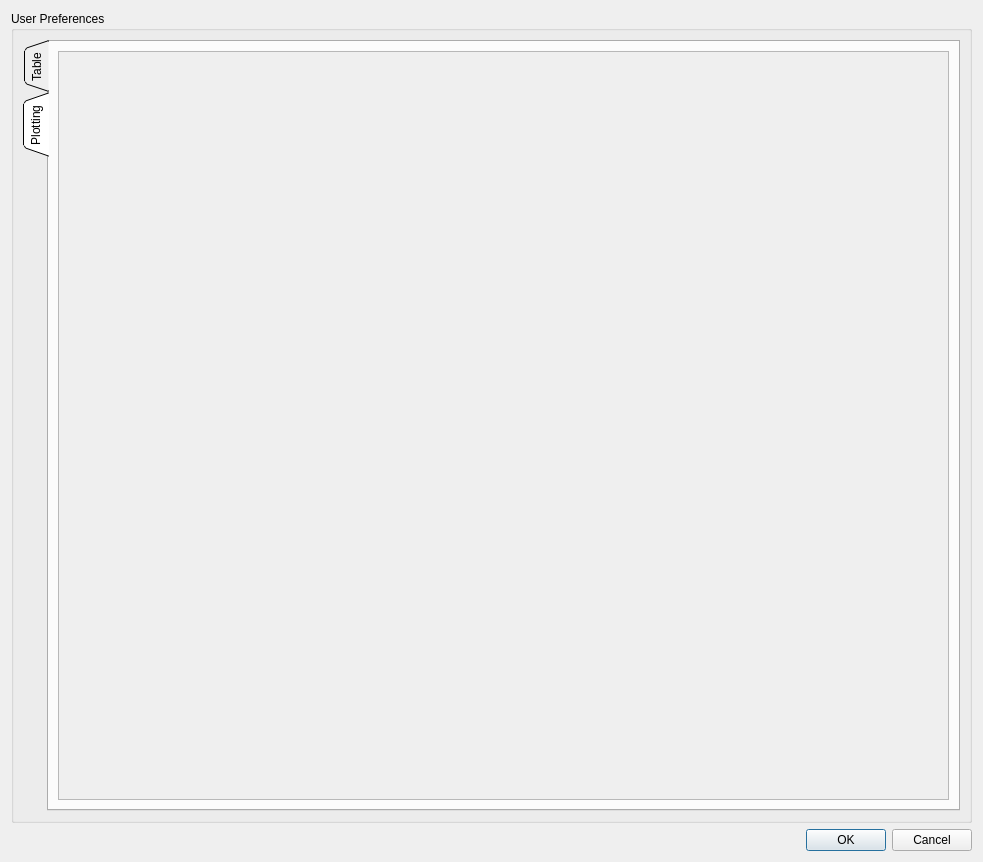
zdmiller12/daVinci, file resource/editPreferences.ui: the form before one commit.
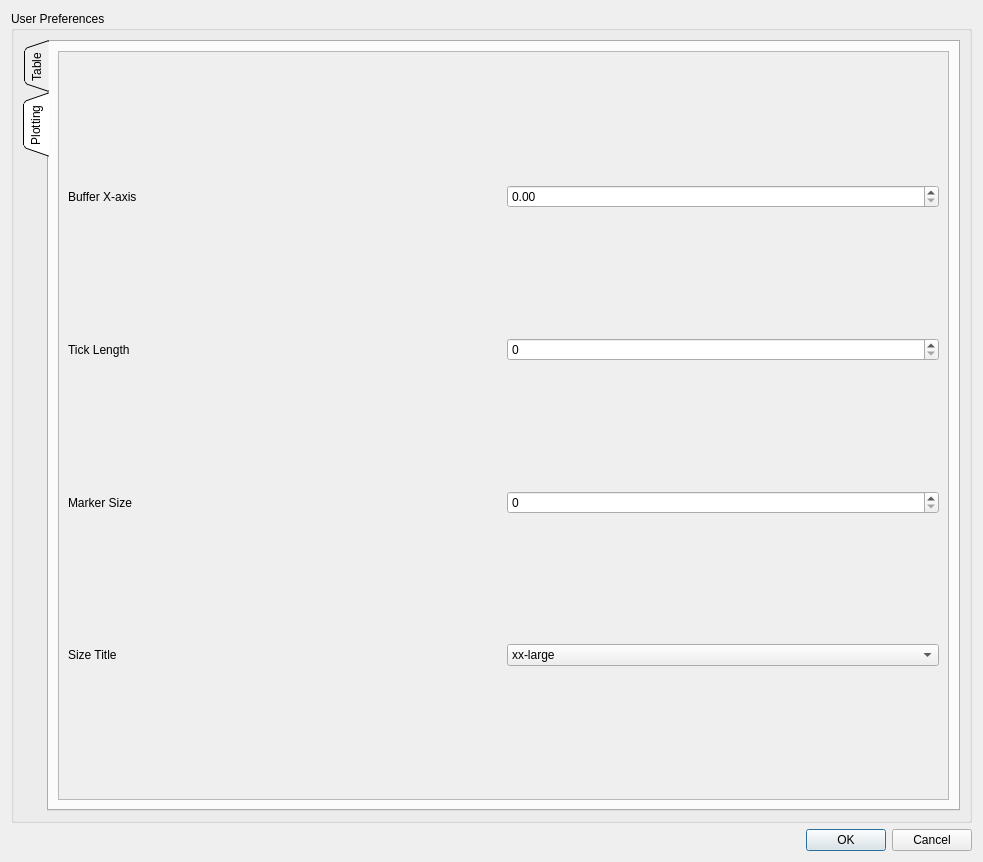
The form after the commit.

What changed in the file:
```diff
--- a/resource/editPreferences.ui
+++ b/resource/editPreferences.ui
@@ -88,6 +88,79 @@
                  <height>743</height>
                 </rect>
                </property>
+               <layout class="QGridLayout" name="gridLayout">
+                <item row="2" column="1">
+                 <widget class="QSpinBox" name="spinBox_markerSize">
+                  <property name="maximum">
+                   <number>1000</number>
+                  </property>
+                 </widget>
+                </item>
+                <item row="3" column="1">
+                 <widget class="QComboBox" name="comboBox_sizeTitle">
+                  <item>
+                   <property name="text">
+                    <string>xx-large</string>
+                   </property>
+                  </item>
+                  <item>
+                   <property name="text">
+                    <string>x-large</string>
+                   </property>
+                  </item>
+                  <item>
+                   <property name="text">
+                    <string>large</string>
+                   </property>
+                  </item>
+                 </widget>
+                </item>
+                <item row="1" column="1">
+                 <widget class="QSpinBox" name="spinBox_tickLength">
+                  <property name="maximum">
+                   <number>33</number>
+                  </property>
+                 </widget>
+                </item>
+                <item row="3" column="0">
+                 <widget class="QLabel" name="label">
+                  <property name="text">
+                   <string>Size Title</string>
+                  </property>
+                 </widget>
+                </item>
+                <item row="2" column="0">
+                 <widget class="QLabel" name="label_2">
+                  <property name="text">
+                   <string>Marker Size</string>
+                  </property>
+                 </widget>
+                </item>
+                <item row="1" column="0">
+                 <widget class="QLabel" name="label_3">
+                  <property name="text">
+                   <string>Tick Length</string>
+                  </property>
+                 </widget>
+                </item>
+                <item row="0" column="0">
+                 <widget class="QLabel" name="label_4">
+                  <property name="text">
+                   <string>Buffer X-axis</string>
+                  </property>
+                 </widget>
+                </item>
+                <item row="0" column="1">
+                 <widget class="QDoubleSpinBox" name="doubleSpinBox_bufferXAxis">
+                  <property name="maximum">
+                   <double>1.000000000000000</double>
+                  </property>
+                  <property name="singleStep">
+                   <double>0.100000000000000</double>
+                  </property>
+                 </widget>
+                </item>
+               </layout>
               </widget>
              </widget>
             </item>
```
Left out of the diff: 4 changed lines with no effect on the pictures.
